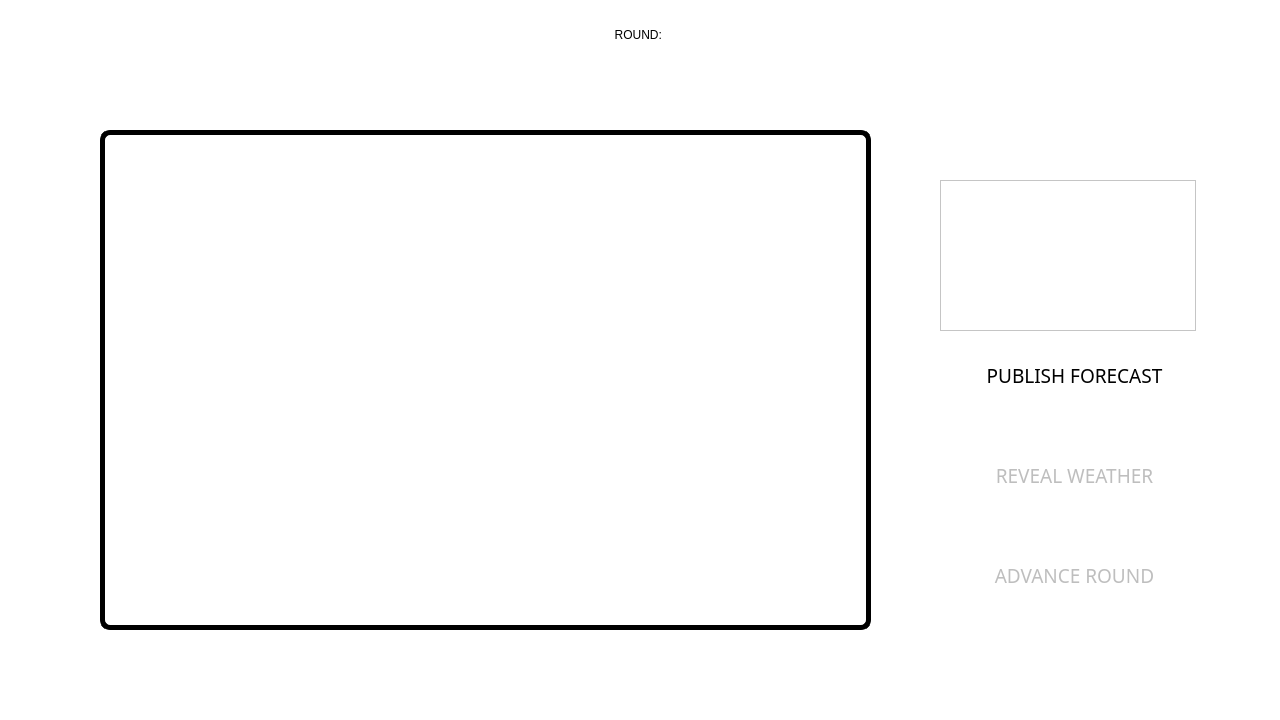
This is src/scenes/main_screen.ui in AndreasAch/to_farm_or_not_to_farm as Qt 5 draws it before an edit. The edited form follows.
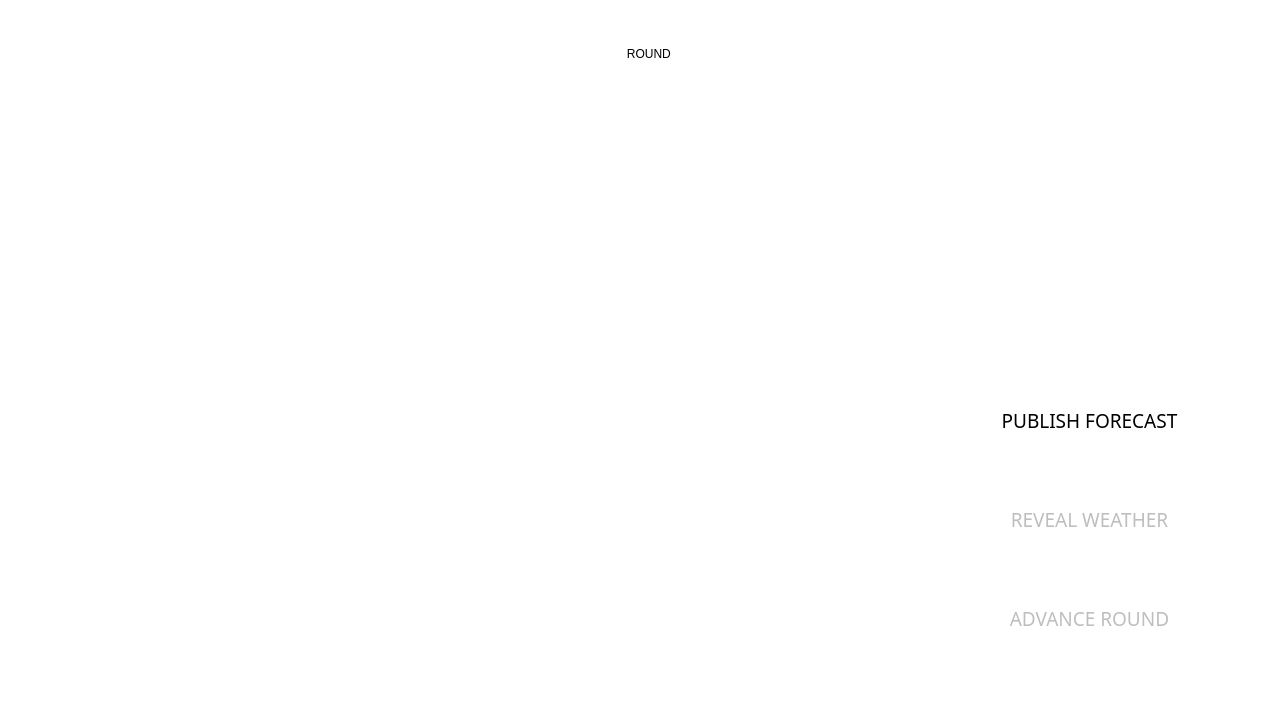
This is the edited form. Icons and pictures are not drawn.

Commit message: Overhaul main screen, fix bugs, QoLs

Diff of the .ui file:
```diff
--- a/src/scenes/main_screen.ui
+++ b/src/scenes/main_screen.ui
@@ -19,10 +19,10 @@
   <widget class="QLabel" name="round_label">
    <property name="geometry">
     <rect>
-     <x>0</x>
-     <y>0</y>
-     <width>1280</width>
-     <height>70</height>
+     <x>500</x>
+     <y>20</y>
+     <width>301</width>
+     <height>67</height>
     </rect>
    </property>
    <property name="styleSheet">
@@ -30,7 +30,7 @@
 background-color: rgb(255, 255, 255);</string>
    </property>
    <property name="text">
-    <string>ROUND: </string>
+    <string>ROUND </string>
    </property>
    <property name="alignment">
     <set>Qt::AlignCenter</set>
@@ -42,8 +42,8 @@
    </property>
    <property name="geometry">
     <rect>
-     <x>940</x>
-     <y>350</y>
+     <x>955</x>
+     <y>395</y>
      <width>269</width>
      <height>51</height>
     </rect>
@@ -92,8 +92,8 @@
    </property>
    <property name="geometry">
     <rect>
-     <x>940</x>
-     <y>450</y>
+     <x>955</x>
+     <y>494</y>
      <width>269</width>
      <height>51</height>
     </rect>
@@ -142,8 +142,8 @@
    </property>
    <property name="geometry">
     <rect>
-     <x>940</x>
-     <y>550</y>
+     <x>955</x>
+     <y>593</y>
      <width>269</width>
      <height>51</height>
     </rect>
@@ -189,10 +189,10 @@
   <widget class="QLabel" name="instruction_label">
    <property name="geometry">
     <rect>
-     <x>100</x>
-     <y>130</y>
-     <width>771</width>
-     <height>500</height>
+     <x>121</x>
+     <y>186</y>
+     <width>726</width>
+     <height>58</height>
     </rect>
    </property>
    <property name="font">
@@ -202,8 +202,8 @@
     </font>
    </property>
    <property name="styleSheet">
-    <string notr="true">border: 5px solid rgb(0,0,0);
-border-radius: 10px;</string>
+    <string notr="true">border-radius: 24px;
+background-image: url(../assets/main_text_title.png);</string>
    </property>
    <property name="text">
     <string/>
@@ -218,18 +218,31 @@
   <widget class="QListWidget" name="forecast_list">
    <property name="geometry">
     <rect>
-     <x>940</x>
-     <y>180</y>
-     <width>256</width>
-     <height>151</height>
+     <x>927</x>
+     <y>145</y>
+     <width>322</width>
+     <height>238</height>
     </rect>
    </property>
    <property name="font">
     <font>
      <family>Righteous</family>
-     <pointsize>12</pointsize>
+     <pointsize>14</pointsize>
     </font>
    </property>
+   <property name="layoutDirection">
+    <enum>Qt::LeftToRight</enum>
+   </property>
+   <property name="styleSheet">
+    <string notr="true">padding-top: 32px;
+padding-left: 30px;
+background-image: url(../assets/forecast_list_bg.png);
+border: none;
+</string>
+   </property>
+   <property name="autoScrollMargin">
+    <number>11</number>
+   </property>
    <property name="selectionMode">
     <enum>QAbstractItemView::MultiSelection</enum>
    </property>
@@ -242,10 +255,84 @@
    <property name="viewMode">
     <enum>QListView::ListMode</enum>
    </property>
+   <property name="wordWrap">
+    <bool>false</bool>
+   </property>
    <property name="sortingEnabled">
-    <bool>false</bool>
+    <bool>true</bool>
    </property>
   </widget>
+  <widget class="QLabel" name="main_text_container">
+   <property name="geometry">
+    <rect>
+     <x>76</x>
+     <y>145</y>
+     <width>809</width>
+     <height>503</height>
+    </rect>
+   </property>
+   <property name="font">
+    <font>
+     <family>Righteous</family>
+     <pointsize>25</pointsize>
+    </font>
+   </property>
+   <property name="styleSheet">
+    <string notr="true">border: none;
+border-radius: 10px;
+background-image: url(../assets/main_text_bg.png);</string>
+   </property>
+   <property name="text">
+    <string/>
+   </property>
+   <property name="alignment">
+    <set>Qt::AlignCenter</set>
+   </property>
+   <property name="wordWrap">
+    <bool>true</bool>
+   </property>
+  </widget>
+  <widget class="QLabel" name="instruction_label">
+   <property name="geometry">
+    <rect>
+     <x>121</x>
+     <y>297</y>
+     <width>727</width>
+     <height>311</height>
+    </rect>
+   </property>
+   <property name="font">
+    <font>
+     <family>Righteous</family>
+     <pointsize>22</pointsize>
+    </font>
+   </property>
+   <property name="styleSheet">
+    <string notr="true">padding-left: 15px;
+border-radius: 24px;
+background-image: url(../assets/main_text_content.png);</string>
+   </property>
+   <property name="text">
+    <string>&lt;html&gt;&lt;head/&gt;&lt;body&gt;&lt;p&gt;&lt;br/&gt;&lt;/p&gt;&lt;/body&gt;&lt;/html&gt;</string>
+   </property>
+   <property name="textFormat">
+    <enum>Qt::RichText</enum>
+   </property>
+   <property name="alignment">
+    <set>Qt::AlignLeading|Qt::AlignLeft|Qt::AlignVCenter</set>
+   </property>
+   <property name="wordWrap">
+    <bool>true</bool>
+   </property>
+  </widget>
+  <zorder>round_label</zorder>
+  <zorder>forecast_button</zorder>
+  <zorder>reveal_weather_button</zorder>
+  <zorder>advance_round_button</zorder>
+  <zorder>forecast_list</zorder>
+  <zorder>main_text_container</zorder>
+  <zorder>instruction_title</zorder>
+  <zorder>instruction_label</zorder>
  </widget>
  <resources/>
  <connections/>
```
Left out of the diff: 12 changed lines with no effect on the pictures. The commit also changes 18 other files.
